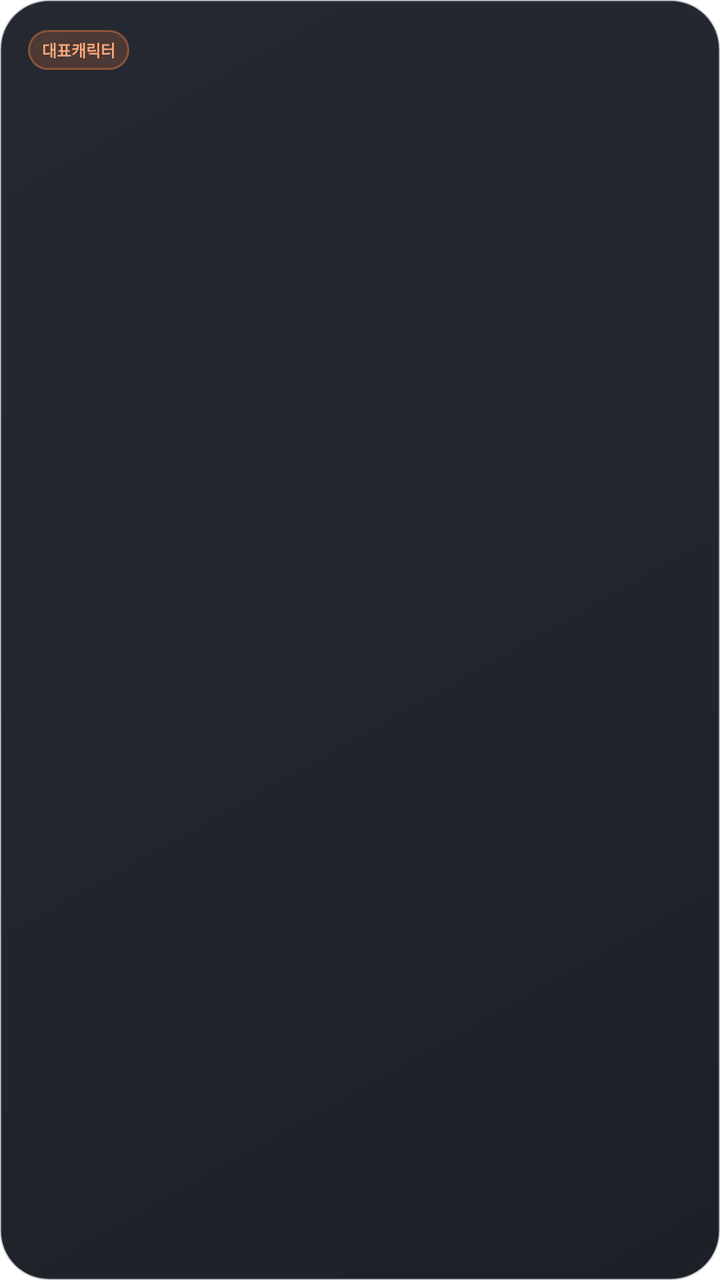
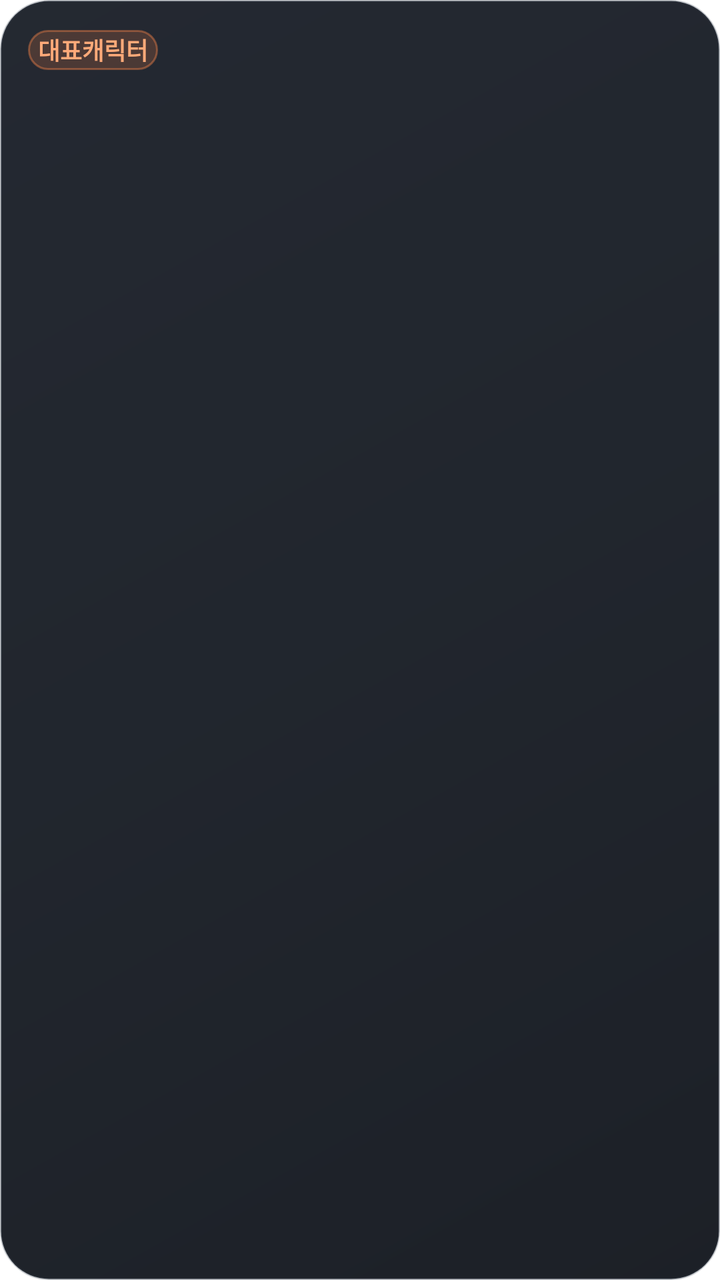

The first picture is an Android layout as it rendered before a commit; the second is the same layout after the commit. The layout source and the unified diff follow.
<!-- AndroidManifest.xml: application theme Theme.maple_guild_tracker -->
<!-- res/layout/widget_primary_square.xml -->
<?xml version="1.0" encoding="utf-8"?>
<LinearLayout xmlns:android="http://schemas.android.com/apk/res/android"
    android:id="@+id/primary_widget_root"
    android:layout_width="match_parent"
    android:layout_height="match_parent"
    android:background="@drawable/maple_widget_background"
    android:orientation="vertical">
    <LinearLayout android:layout_width="match_parent" android:layout_height="24dp" android:gravity="center_vertical" android:orientation="horizontal">
        <TextView android:layout_width="wrap_content" android:layout_height="20dp" android:background="@drawable/maple_widget_label_background" android:gravity="center" android:paddingLeft="7dp" android:paddingRight="7dp" android:text="대표캐릭터" android:textColor="#FFAA79" android:textSize="8sp" android:textStyle="bold" />
        <TextView android:id="@+id/primary_name" android:layout_width="0dp" android:layout_height="wrap_content" android:layout_marginStart="7dp" android:layout_weight="1" android:ellipsize="end" android:gravity="end" android:maxLines="1" android:textColor="#D8DEE8" android:textSize="11sp" android:textStyle="bold" />
    </LinearLayout>
    <FrameLayout android:layout_width="match_parent" android:layout_height="0dp" android:layout_marginTop="3dp" android:layout_weight="1">
        <ImageView android:id="@+id/primary_avatar" android:layout_width="match_parent" android:layout_height="match_parent" android:adjustViewBounds="true" android:contentDescription="대표 캐릭터" android:scaleType="fitCenter" />
    </FrameLayout>
    <LinearLayout android:layout_width="match_parent" android:layout_height="42dp" android:layout_marginTop="4dp" android:gravity="center" android:orientation="vertical">
        <TextView android:id="@+id/primary_rate" android:layout_width="match_parent" android:layout_height="wrap_content" android:gravity="center" android:maxLines="1" android:textColor="#FFFFFF" android:textSize="18sp" android:textStyle="bold" />
        <TextView android:id="@+id/primary_gain" android:layout_width="match_parent" android:layout_height="wrap_content" android:gravity="center" android:maxLines="1" android:textColor="#69D9B6" android:textSize="11sp" android:textStyle="bold" />
    </LinearLayout>
</LinearLayout>
<!-- resources referenced by this layout -->
<resources>
  <!-- drawable maple_widget_background (drawable) -->
  <?xml version="1.0" encoding="utf-8"?>
  <shape xmlns:android="http://schemas.android.com/apk/res/android" android:shape="rectangle">
      <gradient android:angle="315" android:startColor="#F51B2029" android:centerColor="#F5181D25" android:endColor="#F513171E" />
      <stroke android:width="1dp" android:color="#4A45505F" />
      <corners android:radius="24dp" />
      <padding android:left="14dp" android:top="13dp" android:right="14dp" android:bottom="11dp" />
  </shape>
  <!-- drawable maple_widget_label_background (drawable) -->
  <?xml version="1.0" encoding="utf-8"?>
  <shape xmlns:android="http://schemas.android.com/apk/res/android" android:shape="rectangle">
      <solid android:color="#2EFF874A" />
      <stroke android:width="1dp" android:color="#66FF874A" />
      <corners android:radius="10dp" />
  </shape>
  <style name="Theme.maple_guild_tracker" parent="Theme.MaterialComponents.DayNight.NoActionBar">
          
      </style>
</resources>

<!-- the commit's change to res/layout/widget_primary_square.xml (unified diff, before → after) -->
@@ -6,14 +6,24 @@
     android:background="@drawable/maple_widget_background"
     android:orientation="vertical">
     <LinearLayout android:layout_width="match_parent" android:layout_height="24dp" android:gravity="center_vertical" android:orientation="horizontal">
-        <TextView android:layout_width="wrap_content" android:layout_height="20dp" android:background="@drawable/maple_widget_label_background" android:gravity="center" android:paddingLeft="7dp" android:paddingRight="7dp" android:text="대표캐릭터" android:textColor="#FFAA79" android:textSize="8sp" android:textStyle="bold" />
-        <TextView android:id="@+id/primary_name" android:layout_width="0dp" android:layout_height="wrap_content" android:layout_marginStart="7dp" android:layout_weight="1" android:ellipsize="end" android:gravity="end" android:maxLines="1" android:textColor="#D8DEE8" android:textSize="11sp" android:textStyle="bold" />
+        <TextView android:layout_width="wrap_content" android:layout_height="20dp" android:background="@drawable/maple_widget_label_background" android:gravity="center" android:paddingLeft="5dp" android:paddingRight="5dp" android:text="대표캐릭터" android:textColor="#FFAA79" android:textSize="12sp" android:textStyle="bold" />
+        <TextView android:id="@+id/primary_name" android:layout_width="0dp" android:layout_height="wrap_content" android:layout_marginStart="5dp" android:layout_weight="1" android:ellipsize="end" android:gravity="end" android:maxLines="1" android:textColor="#D8DEE8" android:textSize="12sp" android:textStyle="bold" />
     </LinearLayout>
     <FrameLayout android:layout_width="match_parent" android:layout_height="0dp" android:layout_marginTop="3dp" android:layout_weight="1">
-        <ImageView android:id="@+id/primary_avatar" android:layout_width="match_parent" android:layout_height="match_parent" android:adjustViewBounds="true" android:contentDescription="대표 캐릭터" android:scaleType="fitCenter" />
+        <ViewFlipper
+            android:id="@+id/primary_avatar_flipper"
+            android:layout_width="match_parent"
+            android:layout_height="match_parent"
+            android:autoStart="true"
+            android:flipInterval="650">
+            <ImageView android:id="@+id/primary_avatar_frame_0" android:layout_width="match_parent" android:layout_height="match_parent" android:adjustViewBounds="true" android:contentDescription="대표 캐릭터 대기 모션" android:scaleType="fitCenter" />
+            <ImageView android:id="@+id/primary_avatar_frame_1" android:layout_width="match_parent" android:layout_height="match_parent" android:adjustViewBounds="true" android:contentDescription="대표 캐릭터 대기 모션" android:scaleType="fitCenter" />
+            <ImageView android:id="@+id/primary_avatar_frame_2" android:layout_width="match_parent" android:layout_height="match_parent" android:adjustViewBounds="true" android:contentDescription="대표 캐릭터 대기 모션" android:scaleType="fitCenter" />
+            <ImageView android:id="@+id/primary_avatar_frame_3" android:layout_width="match_parent" android:layout_height="match_parent" android:adjustViewBounds="true" android:contentDescription="대표 캐릭터 대기 모션" android:scaleType="fitCenter" />
+        </ViewFlipper>
     </FrameLayout>
     <LinearLayout android:layout_width="match_parent" android:layout_height="42dp" android:layout_marginTop="4dp" android:gravity="center" android:orientation="vertical">
         <TextView android:id="@+id/primary_rate" android:layout_width="match_parent" android:layout_height="wrap_content" android:gravity="center" android:maxLines="1" android:textColor="#FFFFFF" android:textSize="18sp" android:textStyle="bold" />
-        <TextView android:id="@+id/primary_gain" android:layout_width="match_parent" android:layout_height="wrap_content" android:gravity="center" android:maxLines="1" android:textColor="#69D9B6" android:textSize="11sp" android:textStyle="bold" />
+        <TextView android:id="@+id/primary_gain" android:layout_width="match_parent" android:layout_height="wrap_content" android:gravity="center" android:maxLines="1" android:textColor="#69D9B6" android:textSize="12sp" android:textStyle="bold" />
     </LinearLayout>
 </LinearLayout>
